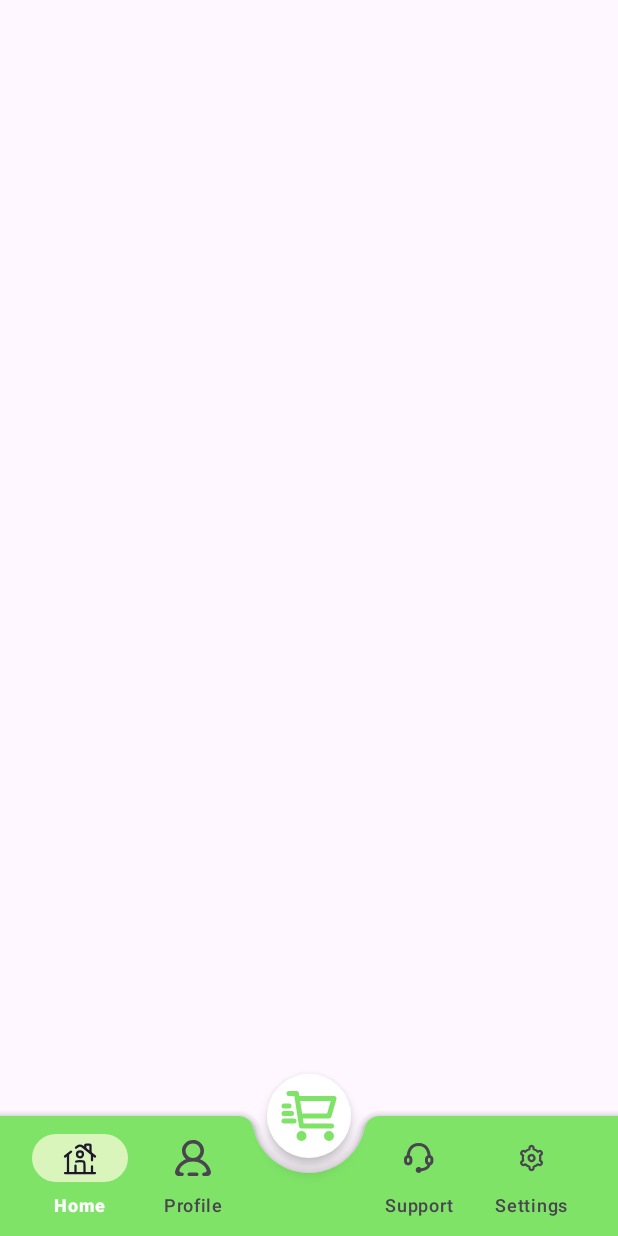
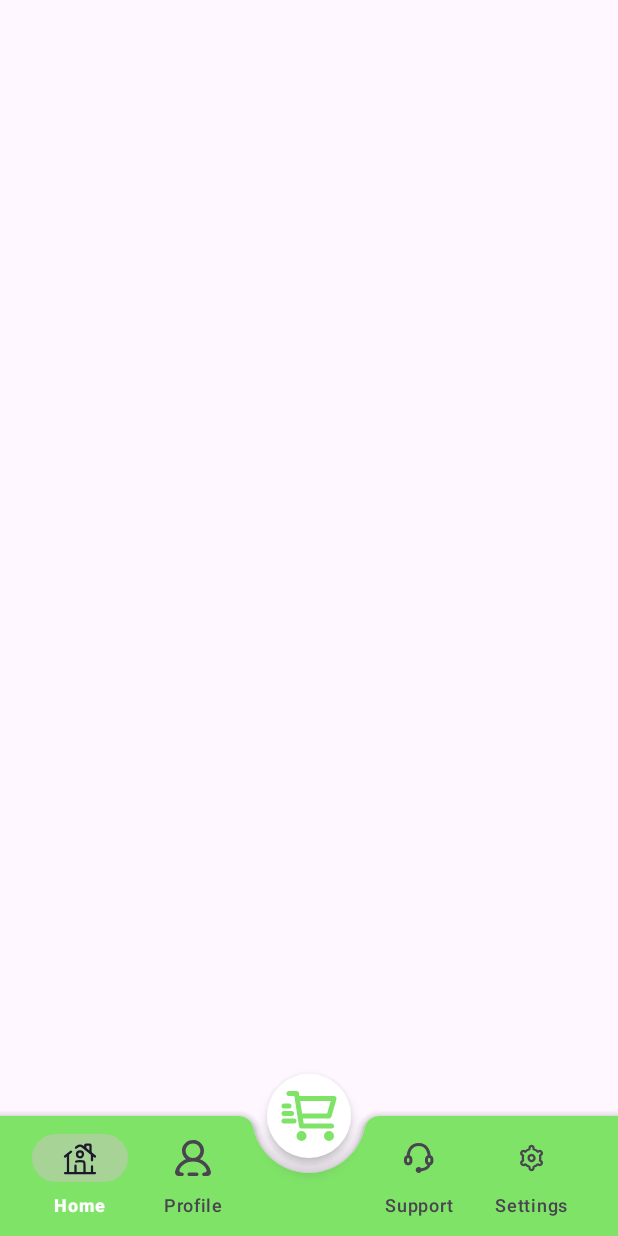
Before and after one commit to gioimtg2003/MobileProject, an Android app: the screen it shows after launch (HomeActivity), on a phone screen of 412 x 824 dp. Run offline under Robolectric (Android 15) with nearby library versions, the phone set to English and light mode, and no system bars; Roboto replaces fonts that are not available here.

Commit message:
custom color cho BottomNavigationView:ActiveIndicator

```diff
--- a/app/src/main/res/layout/activity_home.xml
+++ b/app/src/main/res/layout/activity_home.xml
@@ -153,8 +153,8 @@
 <!--    </ScrollView>-->
     <FrameLayout
         android:id="@+id/frame_layout"
-        android:layout_width="87dp"
-        android:layout_height="97dp"
+        android:layout_width="wrap_content"
+        android:layout_height="wrap_content"
         app:layout_constraintBaseline_toTopOf="parent"
         app:layout_constraintEnd_toEndOf="parent"
         app:layout_constraintStart_toStartOf="parent">
@@ -175,7 +175,7 @@
             android:layout_width="wrap_content"
             android:layout_height="wrap_content"
             android:id="@+id/bottomNavigationView"
-
+            app:itemActiveIndicatorStyle="@style/Custom.Indicator"
             android:layout_marginEnd="20dp"
             app:labelVisibilityMode="labeled"
             android:background="@drawable/custom_navigation_bar"
--- a/app/src/main/res/values-night/themes.xml
+++ b/app/src/main/res/values-night/themes.xml
@@ -5,4 +5,7 @@
         <item name="colorPrimary" >@color/green_unique</item>
         <!-- <item name="colorPrimary">@color/my_dark_primary</item> -->
     </style>
+    <style name="Custom.Indicator" parent="Widget.Material3.BottomNavigationView.ActiveIndicator">
+        <item name="android:color">@color/indicator_color</item>
+    </style>
 </resources>
--- a/app/src/main/res/values/colors.xml
+++ b/app/src/main/res/values/colors.xml
@@ -13,4 +13,5 @@
     <color name="teal_200">#FF03DAC5</color>
     <color name="teal_700">#FF018786</color>
     <color name="lavender">#8692f7</color>
+    <color name="indicator_color">#A7D397</color>
 </resources>
--- a/app/src/main/res/values/themes.xml
+++ b/app/src/main/res/values/themes.xml
@@ -5,11 +5,11 @@
         <item name="colorPrimary" >@color/green_unique</item>
         <item name="colorSecondary">@color/green_unique</item>
         <item name="colorOnSurface">@color/white</item>
-        <item name="colorSecondaryContainer">#d9f5bc</item>
-        <!-- <item name="colorPrimary">@color/my_light_primary</item> -->
+
     </style>
+    <!--        custom theme cho indicator-->
     <style name="Custom.Indicator" parent="Widget.Material3.BottomNavigationView.ActiveIndicator">
-        <item name="android:backgroundTint">@color/green_unique</item>
+        <item name="android:color">@color/indicator_color</item>
     </style>
 
 </resources>
```
